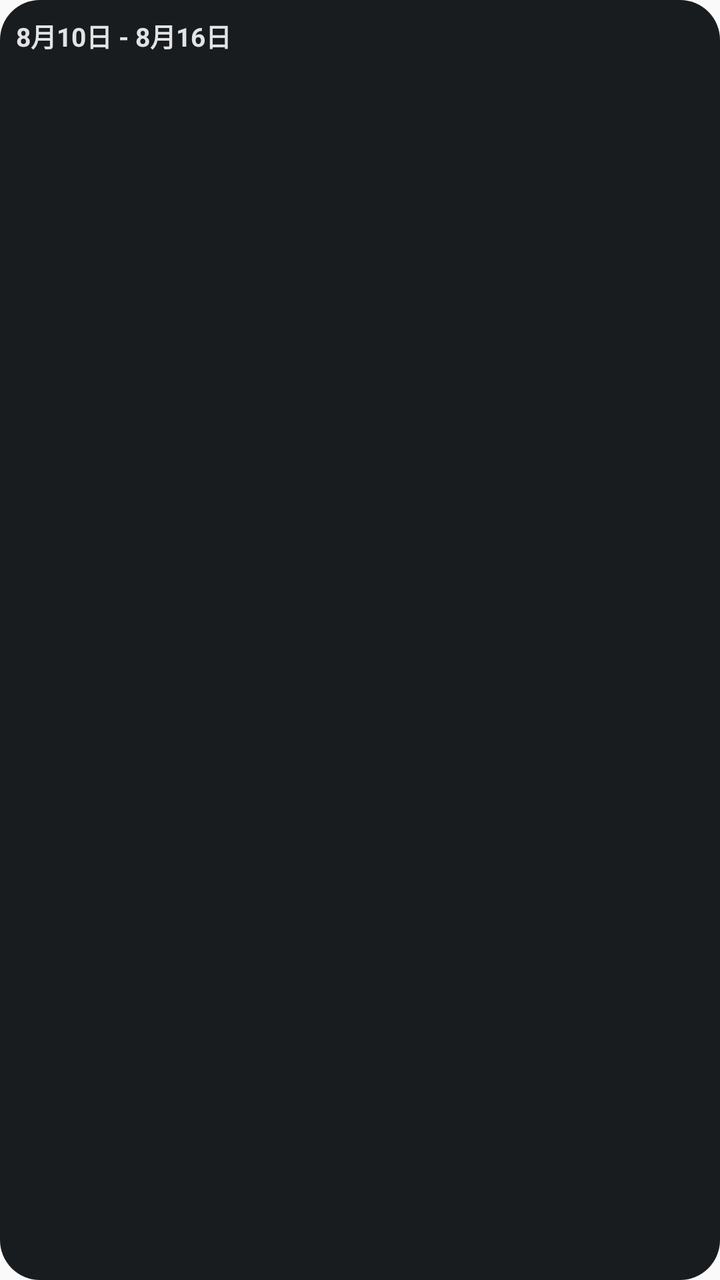
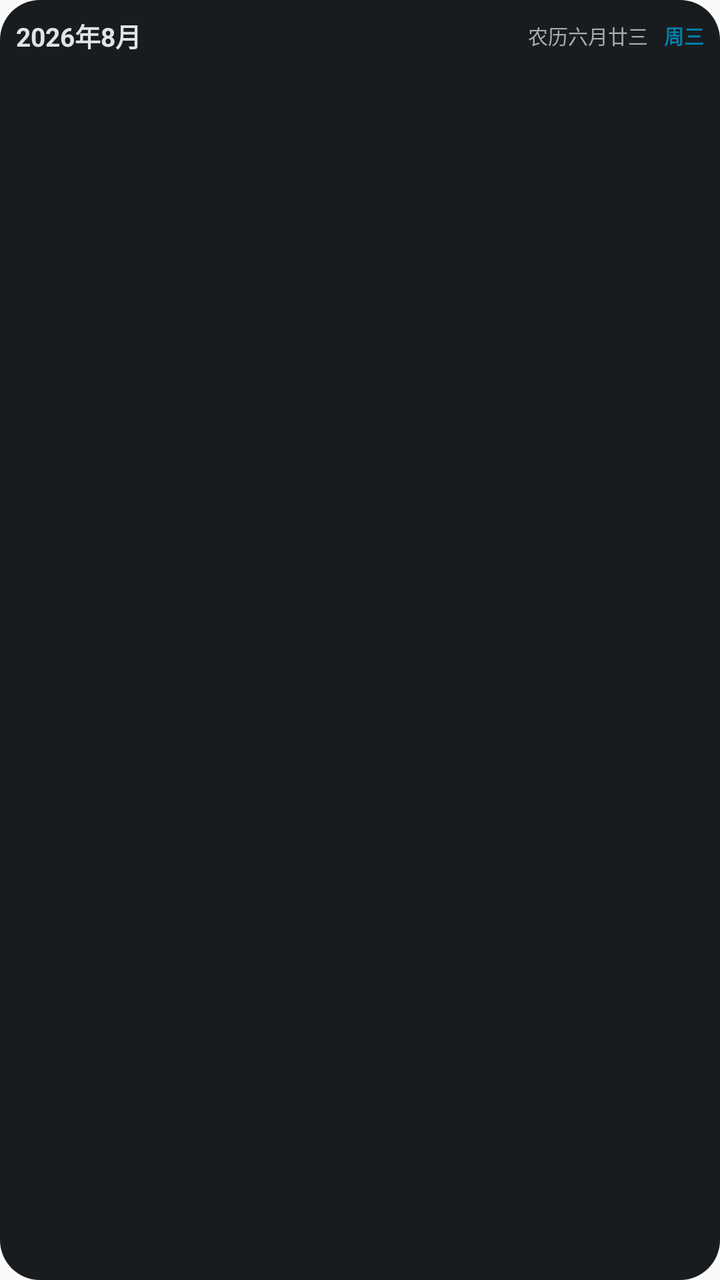

An Android layout rendered at two revisions. The XML below is the earlier revision; the diff shows what the commit changed to produce the second picture.
<!-- AndroidManifest.xml: application theme Theme.Md3Calendar -->
<!-- res/layout/widget_4x2_week.xml -->
<?xml version="1.0" encoding="utf-8"?>
<LinearLayout xmlns:android="http://schemas.android.com/apk/res/android" android:id="@+id/widget_root"
    android:layout_width="match_parent"
    android:layout_height="match_parent"
    android:background="@drawable/widget_bg_card"
    android:orientation="vertical"
    android:padding="8dp">

    <TextView
        android:id="@+id/widget_title"
        android:layout_width="match_parent"
        android:layout_height="wrap_content"
        android:text="8月10日 - 8月16日"
        android:textColor="@color/widget_text_primary"
        android:textSize="13sp"
        android:textStyle="bold" />

    <LinearLayout
        android:layout_width="match_parent"
        android:layout_height="0dp"
        android:layout_weight="1"
        android:orientation="horizontal">

        <LinearLayout style="@style/WidgetWeekCol">
            <TextView android:id="@+id/wn0" style="@style/WidgetWeekName" />
            <TextView android:id="@+id/wd0" style="@style/WidgetWeekDay" />
        </LinearLayout>
        <LinearLayout style="@style/WidgetWeekCol">
            <TextView android:id="@+id/wn1" style="@style/WidgetWeekName" />
            <TextView android:id="@+id/wd1" style="@style/WidgetWeekDay" />
        </LinearLayout>
        <LinearLayout style="@style/WidgetWeekCol">
            <TextView android:id="@+id/wn2" style="@style/WidgetWeekName" />
            <TextView android:id="@+id/wd2" style="@style/WidgetWeekDay" />
        </LinearLayout>
        <LinearLayout style="@style/WidgetWeekCol">
            <TextView android:id="@+id/wn3" style="@style/WidgetWeekName" />
            <TextView android:id="@+id/wd3" style="@style/WidgetWeekDay" />
        </LinearLayout>
        <LinearLayout style="@style/WidgetWeekCol">
            <TextView android:id="@+id/wn4" style="@style/WidgetWeekName" />
            <TextView android:id="@+id/wd4" style="@style/WidgetWeekDay" />
        </LinearLayout>
        <LinearLayout style="@style/WidgetWeekCol">
            <TextView android:id="@+id/wn5" style="@style/WidgetWeekName" />
            <TextView android:id="@+id/wd5" style="@style/WidgetWeekDay" />
        </LinearLayout>
        <LinearLayout style="@style/WidgetWeekCol">
            <TextView android:id="@+id/wn6" style="@style/WidgetWeekName" />
            <TextView android:id="@+id/wd6" style="@style/WidgetWeekDay" />
        </LinearLayout>
    </LinearLayout>
</LinearLayout>
<!-- resources referenced by this layout -->
<resources>
  <color name="widget_text_primary">#FFE6E0E9</color>
  <!-- drawable widget_bg_card (drawable) -->
  <?xml version="1.0" encoding="utf-8"?>
  <shape xmlns:android="http://schemas.android.com/apk/res/android"
      android:shape="rectangle">
      <corners android:radius="20dp" />
      <solid android:color="@color/widget_card_bg" />
  </shape>
  <style name="WidgetWeekCol">
          <item name="android:layout_width">0dp</item>
          <item name="android:layout_height">match_parent</item>
          <item name="android:layout_weight">1</item>
          <item name="android:orientation">vertical</item>
      </style>
  <style name="WidgetWeekDay">
          <item name="android:layout_width">match_parent</item>
          <item name="android:layout_height">0dp</item>
          <item name="android:layout_weight">2</item>
          <item name="android:gravity">center</item>
          <item name="android:textSize">13sp</item>
          <item name="android:textColor">@color/widget_text_primary</item>
      </style>
  <style name="WidgetWeekName">
          <item name="android:layout_width">match_parent</item>
          <item name="android:layout_height">0dp</item>
          <item name="android:layout_weight">1</item>
          <item name="android:gravity">center</item>
          <item name="android:textSize">9sp</item>
          <item name="android:textColor">@color/widget_text_secondary</item>
      </style>
  <style name="Theme.Md3Calendar" parent="android:Theme.Material.Light.NoActionBar" />
  <color name="widget_card_bg">#FF1C1B1F</color>
  <color name="widget_text_secondary">#FFB3AFB8</color>
</resources>

<!-- the commit's change to res/layout/widget_4x2_week.xml (unified diff, before → after) -->
@@ -6,14 +6,41 @@
     android:orientation="vertical"
     android:padding="8dp">
 
-    <TextView
-        android:id="@+id/widget_title"
+    <LinearLayout
         android:layout_width="match_parent"
         android:layout_height="wrap_content"
-        android:text="8月10日 - 8月16日"
-        android:textColor="@color/widget_text_primary"
-        android:textSize="13sp"
-        android:textStyle="bold" />
+        android:orientation="horizontal"
+        android:gravity="center_vertical">
+
+        <TextView
+            android:id="@+id/widget_title"
+            android:layout_width="0dp"
+            android:layout_height="wrap_content"
+            android:layout_weight="1"
+            android:text="2026年8月"
+            android:textColor="@color/widget_text_primary"
+            android:textSize="13sp"
+            android:textStyle="bold" />
+
+        <TextView
+            android:id="@+id/widget_lunar"
+            android:layout_width="wrap_content"
+            android:layout_height="wrap_content"
+            android:text="农历六月廿三"
+            android:textColor="@color/widget_text_secondary"
+            android:textSize="10sp" />
+
+        
+        <TextView
+            android:id="@+id/widget_weekday"
+            android:layout_width="wrap_content"
+            android:layout_height="wrap_content"
+            android:layout_marginStart="8dp"
+            android:text="周三"
+            android:textColor="@color/widget_accent_text"
+            android:textSize="10sp"
+            android:textStyle="bold" />
+    </LinearLayout>
 
     <LinearLayout
         android:layout_width="match_parent"
@@ -23,31 +50,52 @@
 
         <LinearLayout style="@style/WidgetWeekCol">
             <TextView android:id="@+id/wn0" style="@style/WidgetWeekName" />
-            <TextView android:id="@+id/wd0" style="@style/WidgetWeekDay" />
+            <FrameLayout style="@style/WidgetCell">
+                <ImageView android:id="@+id/rg0" style="@style/WidgetCellRing" />
+                <TextView android:id="@+id/wd0" style="@style/WidgetCellText" />
+            </FrameLayout>
         </LinearLayout>
         <LinearLayout style="@style/WidgetWeekCol">
             <TextView android:id="@+id/wn1" style="@style/WidgetWeekName" />
-            <TextView android:id="@+id/wd1" style="@style/WidgetWeekDay" />
+            <FrameLayout style="@style/WidgetCell">
+                <ImageView android:id="@+id/rg1" style="@style/WidgetCellRing" />
+                <TextView android:id="@+id/wd1" style="@style/WidgetCellText" />
+            </FrameLayout>
         </LinearLayout>
         <LinearLayout style="@style/WidgetWeekCol">
             <TextView android:id="@+id/wn2" style="@style/WidgetWeekName" />
-            <TextView android:id="@+id/wd2" style="@style/WidgetWeekDay" />
+            <FrameLayout style="@style/WidgetCell">
+                <ImageView android:id="@+id/rg2" style="@style/WidgetCellRing" />
+                <TextView android:id="@+id/wd2" style="@style/WidgetCellText" />
+            </FrameLayout>
         </LinearLayout>
         <LinearLayout style="@style/WidgetWeekCol">
             <TextView android:id="@+id/wn3" style="@style/WidgetWeekName" />
-            <TextView android:id="@+id/wd3" style="@style/WidgetWeekDay" />
+            <FrameLayout style="@style/WidgetCell">
+                <ImageView android:id="@+id/rg3" style="@style/WidgetCellRing" />
+                <TextView android:id="@+id/wd3" style="@style/WidgetCellText" />
+            </FrameLayout>
         </LinearLayout>
         <LinearLayout style="@style/WidgetWeekCol">
             <TextView android:id="@+id/wn4" style="@style/WidgetWeekName" />
-            <TextView android:id="@+id/wd4" style="@style/WidgetWeekDay" />
+            <FrameLayout style="@style/WidgetCell">
+                <ImageView android:id="@+id/rg4" style="@style/WidgetCellRing" />
+                <TextView android:id="@+id/wd4" style="@style/WidgetCellText" />
+            </FrameLayout>
         </LinearLayout>
         <LinearLayout style="@style/WidgetWeekCol">
             <TextView android:id="@+id/wn5" style="@style/WidgetWeekName" />
-            <TextView android:id="@+id/wd5" style="@style/WidgetWeekDay" />
+            <FrameLayout style="@style/WidgetCell">
+                <ImageView android:id="@+id/rg5" style="@style/WidgetCellRing" />
+                <TextView android:id="@+id/wd5" style="@style/WidgetCellText" />
+            </FrameLayout>
         </LinearLayout>
         <LinearLayout style="@style/WidgetWeekCol">
             <TextView android:id="@+id/wn6" style="@style/WidgetWeekName" />
-            <TextView android:id="@+id/wd6" style="@style/WidgetWeekDay" />
+            <FrameLayout style="@style/WidgetCell">
+                <ImageView android:id="@+id/rg6" style="@style/WidgetCellRing" />
+                <TextView android:id="@+id/wd6" style="@style/WidgetCellText" />
+            </FrameLayout>
         </LinearLayout>
     </LinearLayout>
 </LinearLayout>
<!-- resource entries referenced after the edit -->
@@ -1,6 +1,8 @@
 <!-- resources referenced by this layout -->
 <resources>
+  <color name="widget_accent_text">#FFE8B84B</color>
   <color name="widget_text_primary">#FFE6E0E9</color>
+  <color name="widget_text_secondary">#FFB3AFB8</color>
   <!-- drawable widget_bg_card (drawable) -->
   <?xml version="1.0" encoding="utf-8"?>
   <shape xmlns:android="http://schemas.android.com/apk/res/android"
@@ -8,19 +10,32 @@
       <corners android:radius="20dp" />
       <solid android:color="@color/widget_card_bg" />
   </shape>
+  <style name="WidgetCell">
+          <item name="android:layout_width">0dp</item>
+          <item name="android:layout_height">match_parent</item>
+          <item name="android:layout_weight">1</item>
+          <item name="android:gravity">center</item>
+      </style>
+  <style name="WidgetCellRing">
+          <item name="android:layout_width">28dp</item>
+          <item name="android:layout_height">28dp</item>
+          <item name="android:layout_gravity">center</item>
+          <item name="android:src">@android:color/transparent</item>
+      </style>
+  <style name="WidgetCellText">
+          <item name="android:layout_width">wrap_content</item>
+          <item name="android:layout_height">wrap_content</item>
+          <item name="android:layout_gravity">center</item>
+          <item name="android:gravity">center</item>
+          <item name="android:textSize">11sp</item>
+          <item name="android:textColor">@color/widget_text_primary</item>
+          <item name="android:maxLines">1</item>
+      </style>
   <style name="WidgetWeekCol">
           <item name="android:layout_width">0dp</item>
           <item name="android:layout_height">match_parent</item>
           <item name="android:layout_weight">1</item>
           <item name="android:orientation">vertical</item>
-      </style>
-  <style name="WidgetWeekDay">
-          <item name="android:layout_width">match_parent</item>
-          <item name="android:layout_height">0dp</item>
-          <item name="android:layout_weight">2</item>
-          <item name="android:gravity">center</item>
-          <item name="android:textSize">13sp</item>
-          <item name="android:textColor">@color/widget_text_primary</item>
       </style>
   <style name="WidgetWeekName">
           <item name="android:layout_width">match_parent</item>
@@ -32,6 +47,5 @@
       </style>
   <style name="Theme.Md3Calendar" parent="android:Theme.Material.Light.NoActionBar" />
   <color name="widget_card_bg">#FF1C1B1F</color>
-  <color name="widget_text_secondary">#FFB3AFB8</color>
 </resources>
 
